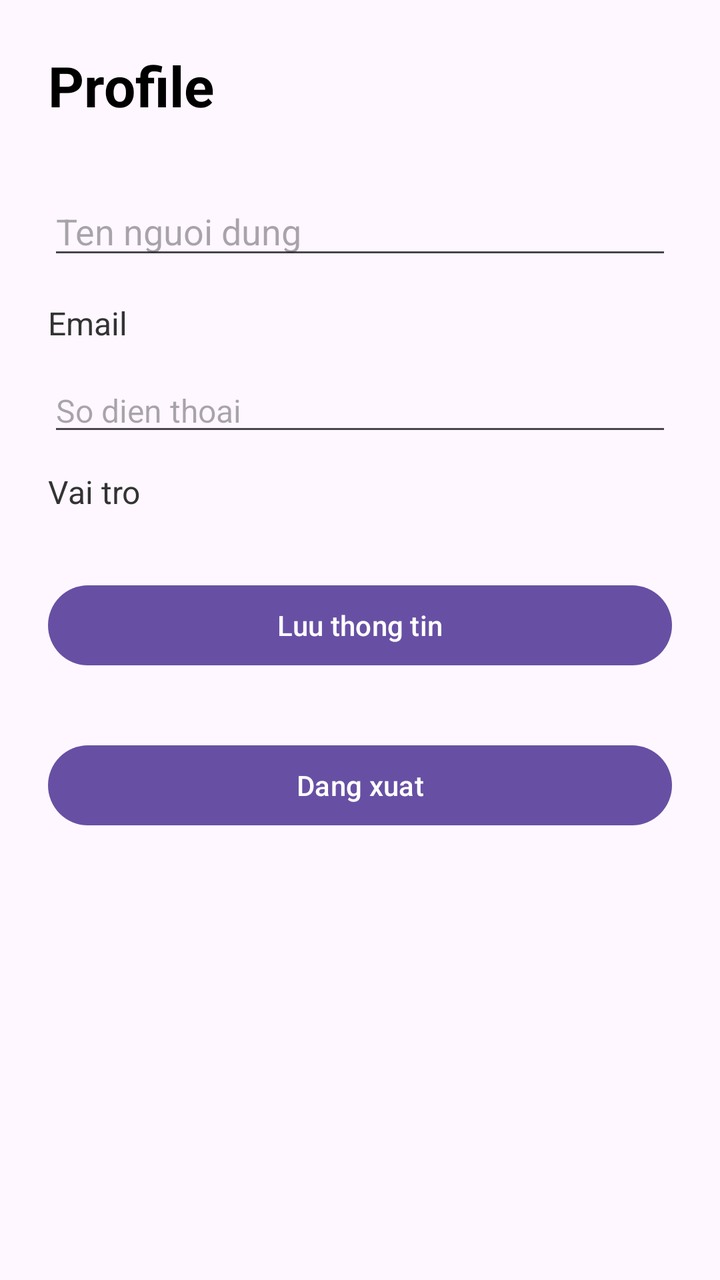
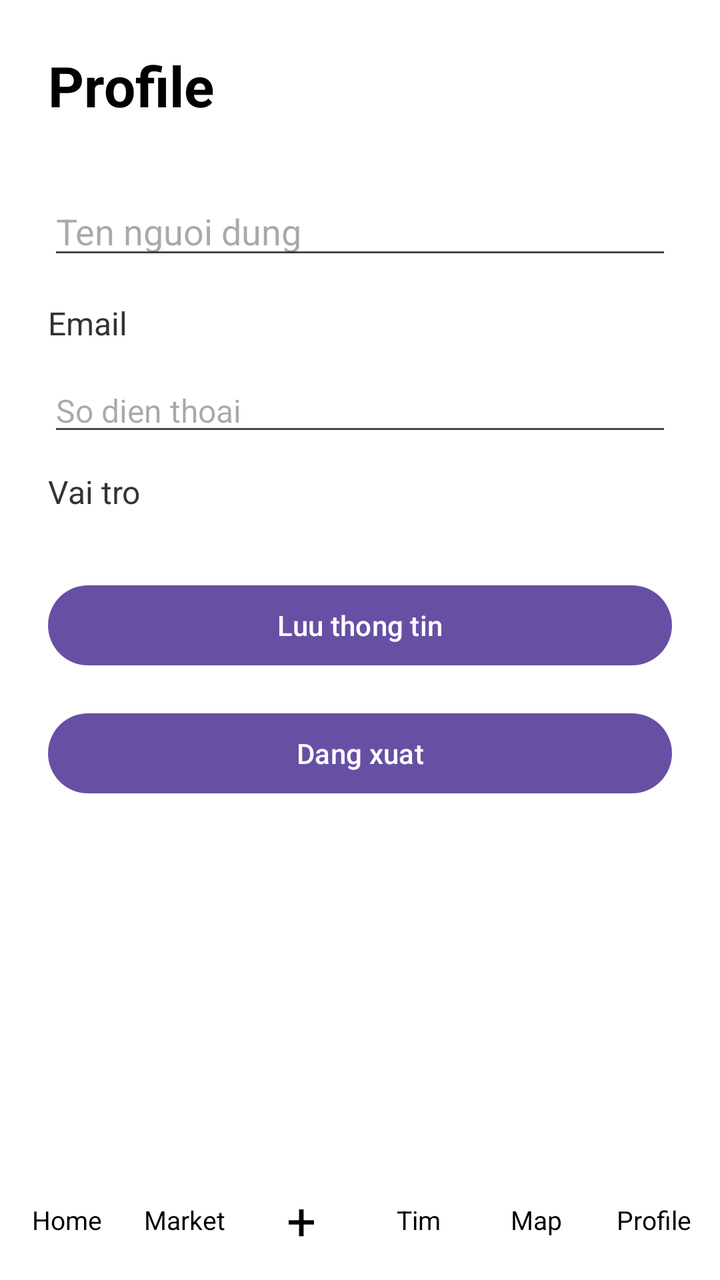

An Android layout rendered at two revisions. The XML below is the earlier revision; the diff shows what the commit changed to produce the second picture.
<!-- AndroidManifest.xml: application theme Theme.UNIAPP_HAUFINAL -->
<!-- res/layout/activity_profile.xml -->
<?xml version="1.0" encoding="utf-8"?>
<androidx.constraintlayout.widget.ConstraintLayout xmlns:android="http://schemas.android.com/apk/res/android"
    xmlns:app="http://schemas.android.com/apk/res-auto"
    xmlns:tools="http://schemas.android.com/tools"
    android:id="@+id/main"
    android:layout_width="match_parent"
    android:layout_height="match_parent"
    android:padding="24dp"
    tools:context=".activity.profile.ProfileActivity">

    <TextView
        android:id="@+id/txtTitle"
        android:layout_width="wrap_content"
        android:layout_height="wrap_content"
        android:text="Profile"
        android:textColor="#000000"
        android:textSize="28sp"
        android:textStyle="bold"
        app:layout_constraintTop_toTopOf="parent"
        app:layout_constraintStart_toStartOf="parent" />













    <EditText
        android:id="@+id/edtName"
        android:layout_width="0dp"
        android:layout_height="wrap_content"
        android:layout_marginTop="32dp"
        android:hint="Ten nguoi dung"
        android:textColor="#000000"
        android:textSize="18sp"
        app:layout_constraintTop_toBottomOf="@id/txtTitle"
        app:layout_constraintStart_toStartOf="parent"
        app:layout_constraintEnd_toEndOf="parent" />

    <TextView
        android:id="@+id/txtEmail"
        android:layout_width="0dp"
        android:layout_height="wrap_content"
        android:layout_marginTop="16dp"
        android:text="Email"
        android:textColor="#333333"
        android:textSize="16sp"
        app:layout_constraintTop_toBottomOf="@id/edtName"
        app:layout_constraintStart_toStartOf="parent"
        app:layout_constraintEnd_toEndOf="parent" />












    <EditText
        android:id="@+id/edtPhone"
        android:layout_width="0dp"
        android:layout_height="wrap_content"
        android:layout_marginTop="12dp"
        android:hint="So dien thoai"
        android:inputType="phone"
        android:textColor="#333333"
        android:textSize="16sp"
        app:layout_constraintTop_toBottomOf="@id/txtEmail"
        app:layout_constraintStart_toStartOf="parent"
        app:layout_constraintEnd_toEndOf="parent" />
    <TextView
        android:id="@+id/txtRole"
        android:layout_width="0dp"
        android:layout_height="wrap_content"
        android:layout_marginTop="12dp"
        android:text="Vai tro"
        android:textColor="#333333"
        android:textSize="16sp"
        app:layout_constraintTop_toBottomOf="@id/edtPhone"
        app:layout_constraintStart_toStartOf="parent"
        app:layout_constraintEnd_toEndOf="parent" />

    <Button
        android:id="@+id/btnSaveProfile"
        android:layout_width="0dp"
        android:layout_height="wrap_content"
        android:layout_marginTop="32dp"
        android:text="Luu thong tin"
        app:layout_constraintTop_toBottomOf="@id/txtRole"
        app:layout_constraintStart_toStartOf="parent"
        app:layout_constraintEnd_toEndOf="parent" />


    <Button
        android:id="@+id/btnLogout"
        android:layout_width="0dp"
        android:layout_height="wrap_content"
        android:layout_marginTop="32dp"
        android:text="Dang xuat"
        app:layout_constraintTop_toBottomOf="@id/btnSaveProfile"
        app:layout_constraintStart_toStartOf="parent"
        app:layout_constraintEnd_toEndOf="parent" />

</androidx.constraintlayout.widget.ConstraintLayout>
<!-- resources referenced by this layout -->
<resources>
  <style name="Theme.UNIAPP_HAUFINAL" parent="Base.Theme.UNIAPP_HAUFINAL" />
  <style name="Base.Theme.UNIAPP_HAUFINAL" parent="Theme.Material3.DayNight.NoActionBar">
          
          
      </style>
</resources>

<!-- the commit's change to res/layout/activity_profile.xml (unified diff, before → after) -->
@@ -1,114 +1,148 @@
 <?xml version="1.0" encoding="utf-8"?>
-<androidx.constraintlayout.widget.ConstraintLayout xmlns:android="http://schemas.android.com/apk/res/android"
-    xmlns:app="http://schemas.android.com/apk/res-auto"
+<LinearLayout xmlns:android="http://schemas.android.com/apk/res/android"
     xmlns:tools="http://schemas.android.com/tools"
     android:id="@+id/main"
     android:layout_width="match_parent"
     android:layout_height="match_parent"
-    android:padding="24dp"
+    android:orientation="vertical"
+    android:background="#FFFFFF"
     tools:context=".activity.profile.ProfileActivity">
 
-    <TextView
-        android:id="@+id/txtTitle"
-        android:layout_width="wrap_content"
-        android:layout_height="wrap_content"
-        android:text="Profile"
-        android:textColor="#000000"
-        android:textSize="28sp"
-        android:textStyle="bold"
-        app:layout_constraintTop_toTopOf="parent"
-        app:layout_constraintStart_toStartOf="parent" />
+    <LinearLayout
+        android:layout_width="match_parent"
+        android:layout_height="0dp"
+        android:layout_weight="1"
+        android:orientation="vertical"
+        android:padding="24dp">
 
+        <TextView
+            android:id="@+id/txtTitle"
+            android:layout_width="wrap_content"
+            android:layout_height="wrap_content"
+            android:text="Profile"
+            android:textColor="#000000"
+            android:textSize="28sp"
+            android:textStyle="bold" />
 
+        <EditText
+            android:id="@+id/edtName"
+            android:layout_width="match_parent"
+            android:layout_height="wrap_content"
+            android:layout_marginTop="32dp"
+            android:hint="Ten nguoi dung"
+            android:textColor="#000000"
+            android:textSize="18sp" />
 
+        <TextView
+            android:id="@+id/txtEmail"
+            android:layout_width="match_parent"
+            android:layout_height="wrap_content"
+            android:layout_marginTop="16dp"
+            android:text="Email"
+            android:textColor="#333333"
+            android:textSize="16sp" />
 
+        <EditText
+            android:id="@+id/edtPhone"
+            android:layout_width="match_parent"
+            android:layout_height="wrap_content"
+            android:layout_marginTop="12dp"
+            android:hint="So dien thoai"
+            android:inputType="phone"
+            android:textColor="#333333"
+            android:textSize="16sp" />
 
+        <TextView
+            android:id="@+id/txtRole"
+            android:layout_width="match_parent"
+            android:layout_height="wrap_content"
+            android:layout_marginTop="12dp"
+            android:text="Vai tro"
+            android:textColor="#333333"
+            android:textSize="16sp" />
 
+        <Button
+            android:id="@+id/btnSaveProfile"
+            android:layout_width="match_parent"
+            android:layout_height="wrap_content"
+            android:layout_marginTop="32dp"
+            android:text="Luu thong tin" />
 
+        <Button
+            android:id="@+id/btnLogout"
+            android:layout_width="match_parent"
+            android:layout_height="wrap_content"
+            android:layout_marginTop="16dp"
+            android:text="Dang xuat" />
+    </LinearLayout>
 
+    <LinearLayout
+        android:layout_width="match_parent"
+        android:layout_height="60dp"
+        android:orientation="horizontal"
+        android:gravity="center"
+        android:background="#FFFFFF"
+        android:paddingStart="4dp"
+        android:paddingEnd="4dp">
 
+        <TextView
+            android:id="@+id/navHome"
+            android:layout_width="0dp"
+            android:layout_height="match_parent"
+            android:layout_weight="1"
+            android:gravity="center"
+            android:text="Home"
+            android:textColor="#000000"
+            android:textSize="13sp" />
 
+        <TextView
+            android:id="@+id/navMarket"
+            android:layout_width="0dp"
+            android:layout_height="match_parent"
+            android:layout_weight="1"
+            android:gravity="center"
+            android:text="Market"
+            android:textColor="#000000"
+            android:textSize="13sp" />
 
+        <TextView
+            android:id="@+id/navPost"
+            android:layout_width="0dp"
+            android:layout_height="match_parent"
+            android:layout_weight="1"
+            android:gravity="center"
+            android:text="+"
+            android:textColor="#000000"
+            android:textSize="26sp" />
 
+        <TextView
+            android:layout_width="0dp"
+            android:layout_height="match_parent"
+            android:layout_weight="1"
+            android:gravity="center"
+            android:text="Tim"
+            android:textColor="#000000"
+            android:textSize="13sp" />
 
-    <EditText
-        android:id="@+id/edtName"
-        android:layout_width="0dp"
-        android:layout_height="wrap_content"
-        android:layout_marginTop="32dp"
-        android:hint="Ten nguoi dung"
-        android:textColor="#000000"
-        android:textSize="18sp"
-        app:layout_constraintTop_toBottomOf="@id/txtTitle"
-        app:layout_constraintStart_toStartOf="parent"
-        app:layout_constraintEnd_toEndOf="parent" />
+        <TextView
+            android:id="@+id/navMap"
+            android:layout_width="0dp"
+            android:layout_height="match_parent"
+            android:layout_weight="1"
+            android:gravity="center"
+            android:text="Map"
+            android:textColor="#000000"
+            android:textSize="13sp" />
 
-    <TextView
-        android:id="@+id/txtEmail"
-        android:layout_width="0dp"
-        android:layout_height="wrap_content"
-        android:layout_marginTop="16dp"
-        android:text="Email"
-        android:textColor="#333333"
-        android:textSize="16sp"
-        app:layout_constraintTop_toBottomOf="@id/edtName"
-        app:layout_constraintStart_toStartOf="parent"
-        app:layout_constraintEnd_toEndOf="parent" />
+        <TextView
+            android:id="@+id/navProfile"
+            android:layout_width="0dp"
+            android:layout_height="match_parent"
+            android:layout_weight="1"
+            android:gravity="center"
+            android:text="Profile"
+            android:textColor="#000000"
+            android:textSize="13sp" />
+    </LinearLayout>
 
-
-
-
-
-
-
-
-
-
-
-
-    <EditText
-        android:id="@+id/edtPhone"
-        android:layout_width="0dp"
-        android:layout_height="wrap_content"
-        android:layout_marginTop="12dp"
-        android:hint="So dien thoai"
-        android:inputType="phone"
-        android:textColor="#333333"
-        android:textSize="16sp"
-        app:layout_constraintTop_toBottomOf="@id/txtEmail"
-        app:layout_constraintStart_toStartOf="parent"
-        app:layout_constraintEnd_toEndOf="parent" />
-    <TextView
-        android:id="@+id/txtRole"
-        android:layout_width="0dp"
-        android:layout_height="wrap_content"
-        android:layout_marginTop="12dp"
-        android:text="Vai tro"
-        android:textColor="#333333"
-        android:textSize="16sp"
-        app:layout_constraintTop_toBottomOf="@id/edtPhone"
-        app:layout_constraintStart_toStartOf="parent"
-        app:layout_constraintEnd_toEndOf="parent" />
-
-    <Button
-        android:id="@+id/btnSaveProfile"
-        android:layout_width="0dp"
-        android:layout_height="wrap_content"
-        android:layout_marginTop="32dp"
-        android:text="Luu thong tin"
-        app:layout_constraintTop_toBottomOf="@id/txtRole"
-        app:layout_constraintStart_toStartOf="parent"
-        app:layout_constraintEnd_toEndOf="parent" />
-
-
-    <Button
-        android:id="@+id/btnLogout"
-        android:layout_width="0dp"
-        android:layout_height="wrap_content"
-        android:layout_marginTop="32dp"
-        android:text="Dang xuat"
-        app:layout_constraintTop_toBottomOf="@id/btnSaveProfile"
-        app:layout_constraintStart_toStartOf="parent"
-        app:layout_constraintEnd_toEndOf="parent" />
-
-</androidx.constraintlayout.widget.ConstraintLayout>
+</LinearLayout>
